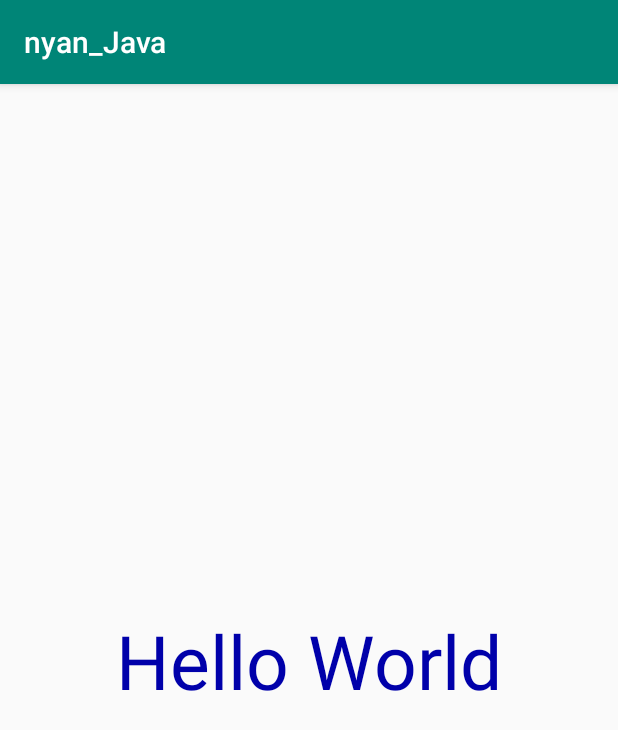
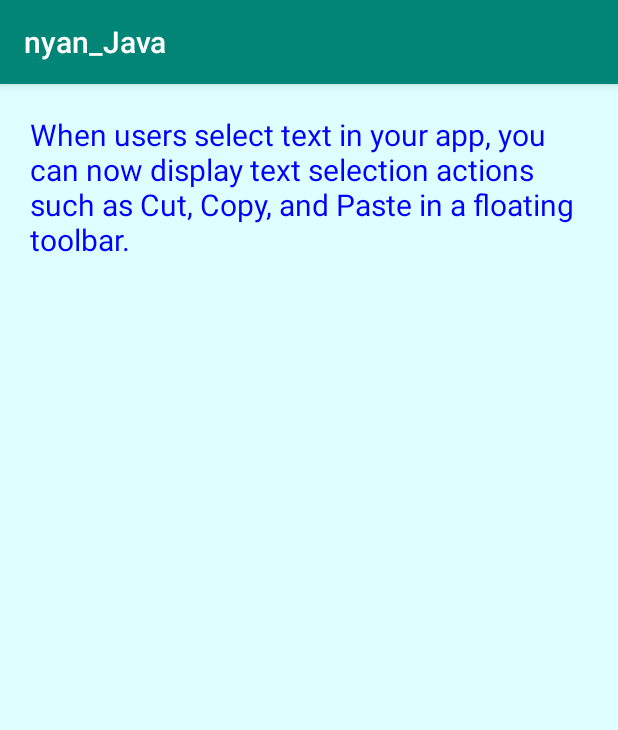
Before and after one commit to wat128/nyan_Java, an Android app: the screen it shows after launch (MainActivity), on a phone screen of 412 x 824 dp. Shown: the top 730 px of the screen. Run offline under Robolectric (Android 15) with nearby library versions, the phone set to English and light mode, and no system bars.

Commit message:
2.TextView Text Selection

```diff
--- a/app/build.gradle
+++ b/app/build.gradle
@@ -5,7 +5,7 @@ android {
     buildToolsVersion "29.0.3"
     defaultConfig {
         applicationId "com.wat128.nyan_java"
-        minSdkVersion 15
+        minSdkVersion 23
         targetSdkVersion 29
         versionCode 1
         versionName "1.0"
--- a/app/src/main/java/com/wat128/nyan_java/MainActivity.java
+++ b/app/src/main/java/com/wat128/nyan_java/MainActivity.java
@@ -13,7 +13,10 @@ import android.media.Image;
 import android.os.Bundle;
 import android.util.Log;
 import android.util.TypedValue;
+import android.view.ActionMode;
 import android.view.Gravity;
+import android.view.Menu;
+import android.view.MenuItem;
 import android.view.View;
 import android.view.ViewGroup;
 import android.widget.Button;
@@ -30,62 +33,66 @@ import java.util.Locale;
 
 public class MainActivity extends AppCompatActivity {
 
-    private TextView textView;
+    private TextView textView, textCopied;
 
     @Override
     protected void onCreate(Bundle savedInstanceState) {
         super.onCreate(savedInstanceState);
+        setContentView(R.layout.activity_main);
 
-        ConstraintLayout layout = new ConstraintLayout(this);
+        textView = findViewById(R.id.text_view);
+        textCopied = findViewById(R.id.text_copied);
 
-        layout.setLayoutParams(new ConstraintLayout.LayoutParams(
-                ConstraintLayout.LayoutParams.MATCH_PARENT,
-                ConstraintLayout.LayoutParams.MATCH_PARENT));
+        textView.setText(R.string.info_text);
+        textView.setTextIsSelectable(true);
 
-        TextView textView = new TextView(this);
-        int viewId = View.generateViewId();
-        textView.setId(viewId);
-        textView.setText("Hello World");
-        textView.setTextColor(Color.rgb(0x0, 0x0, 0xaa));
-        textView.setTextSize(TypedValue.COMPLEX_UNIT_SP, 50);
-        layout.addView(textView);
+        textView.setCustomSelectionActionModeCallback(new ActionMode.Callback2(){
+            @Override
+            public boolean onCreateActionMode(ActionMode mode, Menu menu) {
+                return true;
+            }
 
-        ConstraintSet constraintSet = new ConstraintSet();
-        constraintSet.clone(layout);
+            @Override
+            public boolean onPrepareActionMode(ActionMode mode, Menu menu) {
+                return false;
+            }
 
-        constraintSet.constrainHeight(textView.getId(), ConstraintSet.WRAP_CONTENT);
-        constraintSet.constrainWidth(textView.getId(), ConstraintSet.WRAP_CONTENT);
+            @Override
+            public boolean onActionItemClicked(ActionMode mode, MenuItem item) {
 
-        constraintSet.connect(
-                textView.getId(),
-                ConstraintSet.BOTTOM,
-                ConstraintSet.PARENT_ID,
-                ConstraintSet.BOTTOM,
-                0);
+                switch(item.getItemId()){
+                    case android.R.id.copy:
+                        int min = 0;
+                        int max = textView.getText().length();
+                        if(textView.isFocused()) {
+                            final int selStart = textView.getSelectionStart();
+                            final int selEnd = textView.getSelectionEnd();
 
-        constraintSet.connect(
-                textView.getId(),
-                ConstraintSet.LEFT,
-                ConstraintSet.PARENT_ID,
-                ConstraintSet.LEFT,
-                0);
+                            min = Math.max(0, Math.min(selStart, selEnd));
+                            max = Math.max(0, Math.max(selStart, selEnd));
+                        }
 
-        constraintSet.connect(
-                textView.getId(),
-                ConstraintSet.RIGHT,
-                ConstraintSet.PARENT_ID,
-                ConstraintSet.RIGHT,
-                0);
+                        final CharSequence selectedText = textView.getText().subSequence(min, max);
 
-        constraintSet.connect(
-                textView.getId(),
-                ConstraintSet.TOP,
-                ConstraintSet.PARENT_ID,
-                ConstraintSet.TOP,
-                0);
+                        textCopied.setText(selectedText.toString());
 
-        constraintSet.applyTo(layout);
-        setContentView(layout);
+                        mode.finish();;
+                        return true;
+                    case android.R.id.cut:
+                        return true;
+                    case android.R.id.paste:
+                        return true;
+                    default:
+                        break;
+                }
+                return false;
+            }
+
+            @Override
+            public void onDestroyActionMode(ActionMode mode) {
+
+            }
+        });
 
     }
 }
--- a/app/src/main/res/layout/activity_main.xml
+++ b/app/src/main/res/layout/activity_main.xml
@@ -1,21 +1,28 @@
 <?xml version="1.0" encoding="utf-8"?>
-<androidx.constraintlayout.widget.ConstraintLayout
+<LinearLayout
     xmlns:android="http://schemas.android.com/apk/res/android"
     xmlns:app="http://schemas.android.com/apk/res-auto"
     xmlns:tools="http://schemas.android.com/tools"
     android:layout_width="match_parent"
     android:layout_height="match_parent"
+    android:orientation="vertical"
+    android:padding="20sp"
+    android:background="#dff"
     tools:context=".MainActivity">
 
     <TextView
         android:id="@+id/text_view"
         android:layout_width="wrap_content"
         android:layout_height="wrap_content"
-        android:textSize="50sp"
-        android:textColor="#0000aa"
-        app:layout_constraintBottom_toBottomOf="parent"
-        app:layout_constraintLeft_toLeftOf="parent"
-        app:layout_constraintRight_toRightOf="parent"
-        app:layout_constraintTop_toTopOf="parent"/>
+        android:textColor="#00f"
+        android:textSize="20sp"/>
 
-</androidx.constraintlayout.widget.ConstraintLayout>
+    <TextView
+        android:id="@+id/text_copied"
+        android:layout_width="wrap_content"
+        android:layout_height="wrap_content"
+        android:layout_margin="10dp"
+        android:textSize="20sp"
+        android:textColor="#f00"/>
+
+</LinearLayout>
--- a/app/src/main/res/values/strings.xml
+++ b/app/src/main/res/values/strings.xml
@@ -8,4 +8,5 @@
     <string name="image_button">Image button</string>
     <string name="image_description">Kina is sleeping</string>
     <string name="text">Text TextView</string>
+    <string name="info_text">When users select text in your app, you can now display text selection actions such as Cut, Copy, and Paste in a floating toolbar.</string>
 </resources>
```
